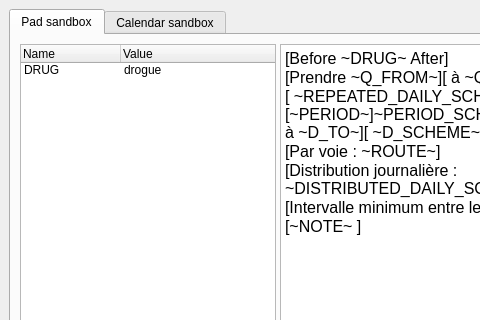
This is freepad/plugins/mainwindowplugin/mainwindow.ui in FreeHealth/freehealth as Qt 5 draws it before an edit; both pictures show x 0 to 480 and y 0 to 320 of the 1161 by 920 pixel window. The edited form follows.
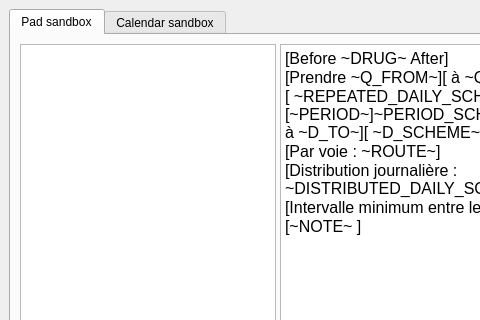
This is the edited form. Custom widgets are drawn as their Qt base class.

What changed in the file:
```diff
--- a/freepad/plugins/mainwindowplugin/mainwindow.ui
+++ b/freepad/plugins/mainwindowplugin/mainwindow.ui
@@ -32,37 +32,6 @@
           </property>
           <widget class="QWidget" name="layoutWidget">
            <layout class="QGridLayout" name="gridLayout_2">
-            <item row="0" column="0" colspan="2">
-             <widget class="QTreeWidget" name="treeWidgetTokens">
-              <property name="sizePolicy">
-               <sizepolicy hsizetype="Expanding" vsizetype="Expanding">
-                <horstretch>0</horstretch>
-                <verstretch>0</verstretch>
-               </sizepolicy>
-              </property>
-              <property name="rootIsDecorated">
-               <bool>false</bool>
-              </property>
-              <column>
-               <property name="text">
-                <string>Name</string>
-               </property>
-              </column>
-              <column>
-               <property name="text">
-                <string>Value</string>
-               </property>
-              </column>
-              <item>
-               <property name="text">
-                <string>DRUG</string>
-               </property>
-               <property name="text">
-                <string>drogue</string>
-               </property>
-              </item>
-             </widget>
-            </item>
             <item row="1" column="0">
              <widget class="QPushButton" name="pushButtonAddToken">
               <property name="text">
@@ -77,6 +46,16 @@
               </property>
              </widget>
             </item>
+            <item row="0" column="0" colspan="2">
+             <widget class="QTableView" name="tableViewTokens">
+              <property name="sizePolicy">
+               <sizepolicy hsizetype="Expanding" vsizetype="Expanding">
+                <horstretch>0</horstretch>
+                <verstretch>0</verstretch>
+               </sizepolicy>
+              </property>
+             </widget>
+            </item>
            </layout>
           </widget>
           <widget class="QSplitter" name="splitterErrors">
```
